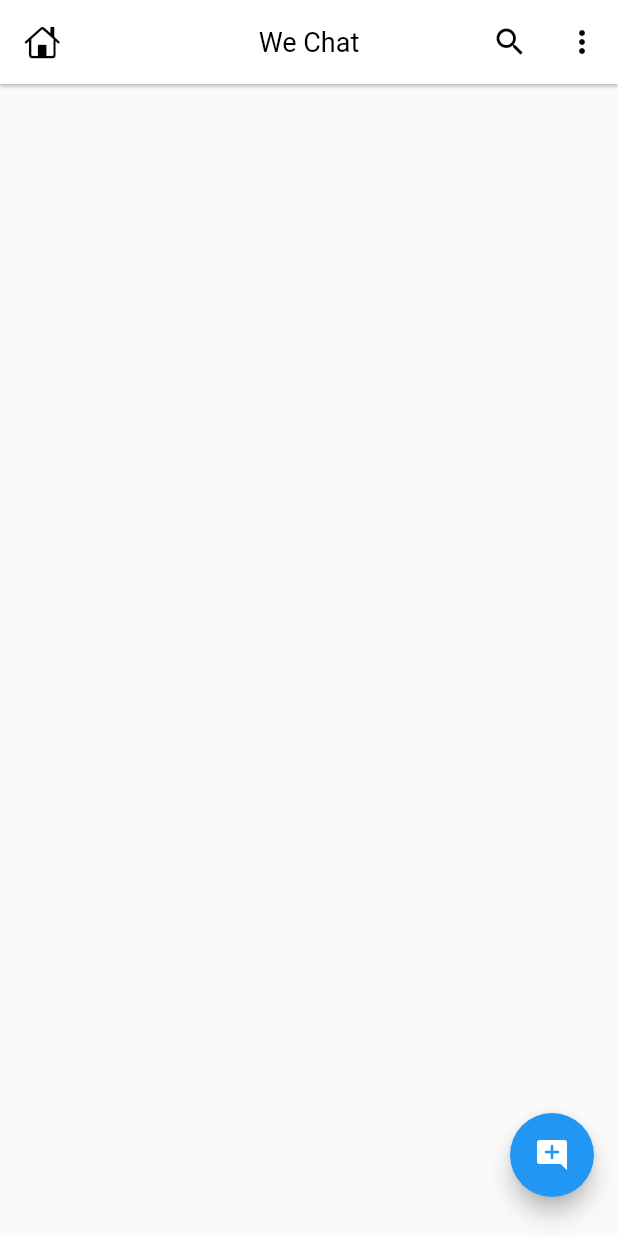
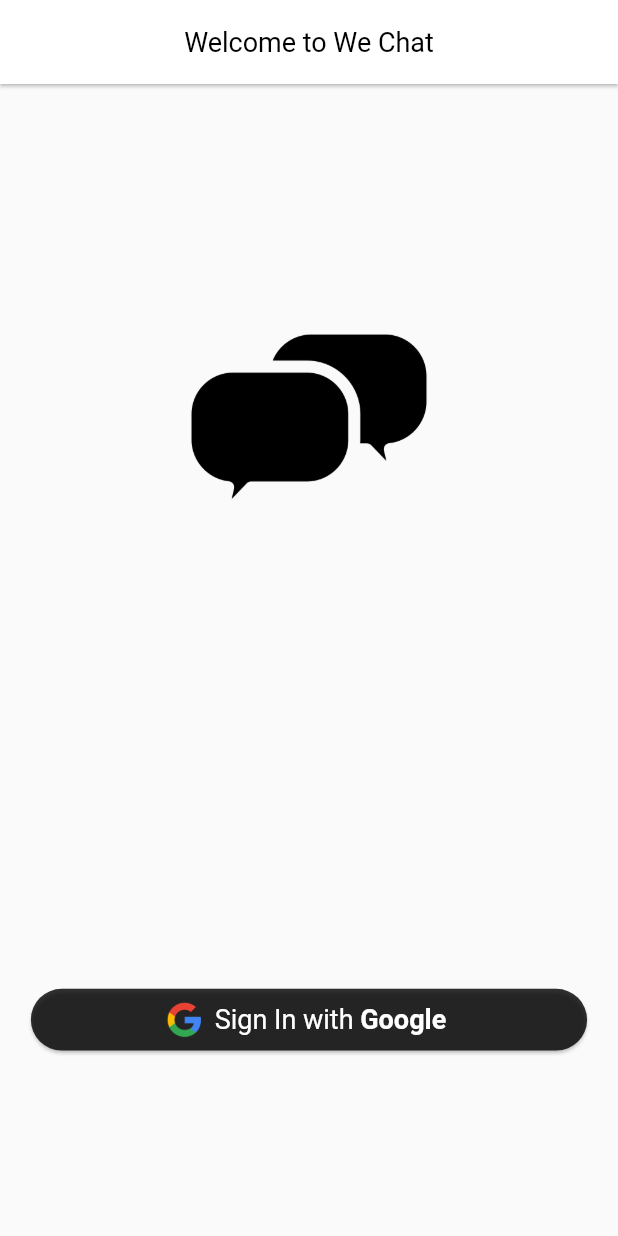
Before and after one commit to sangeeta2701/we-chat, a Flutter app: the screen it shows after launch, on a phone screen of 412 x 824 dp. Run offline on Flutter 3.47's test engine with Material 2 defaults, Android fonts, the phone set to English and light mode, and no system bars.

Commit message:
Google login ui

```diff
--- a/lib/main.dart
+++ b/lib/main.dart
@@ -1,7 +1,8 @@
 import 'package:flutter/material.dart';
-import 'package:we_chat_app/screens/home_screen.dart';
+import 'package:we_chat_app/screens/auth/login_scteen.dart';
 import 'package:we_chat_app/utils/colors.dart';
 
+late Size mq;
 void main() {
   runApp(const MyApp());
 }
@@ -16,15 +17,16 @@ class MyApp extends StatelessWidget {
       debugShowCheckedModeBanner: false,
       title: "We Chat",
       theme: ThemeData(
-        appBarTheme: AppBarTheme(
-          backgroundColor: wColor,
-          centerTitle: true,
-        elevation: 1,
-        iconTheme: IconThemeData(color: bColor),
-        titleTextStyle: TextStyle(color: bColor,fontSize: 18,fontWeight: FontWeight.normal),
-        )
-      ),
-      home: HomeScreen(),
+          primaryColor: bColor,
+          appBarTheme: AppBarTheme(
+            backgroundColor: wColor,
+            centerTitle: true,
+            elevation: 1,
+            iconTheme: IconThemeData(color: bColor),
+            titleTextStyle: TextStyle(
+                color: bColor, fontSize: 18, fontWeight: FontWeight.normal),
+          )),
+      home: LoginScreen(),
     );
   }
 }
--- /dev/null
+++ b/lib/screens/auth/login_scteen.dart
@@ -0,0 +1,57 @@
+import 'package:flutter/material.dart';
+import 'package:we_chat_app/utils/colors.dart';
+
+import '../../main.dart';
+
+class LoginScreen extends StatefulWidget {
+  const LoginScreen({super.key});
+
+  @override
+  State<LoginScreen> createState() => _LoginScreenState();
+}
+
+class _LoginScreenState extends State<LoginScreen> {
+  @override
+  Widget build(BuildContext context) {
+    mq = MediaQuery.of(context).size;
+    return Scaffold(
+      appBar: AppBar(
+        automaticallyImplyLeading: false,
+        title: Text(
+          "Welcome to We Chat",
+        ),
+      ),
+      body: Stack(
+        children: [
+          Positioned(
+          top: mq.height * .15,
+          left: mq.width*0.25,
+          width: mq.width*0.5,
+          child: Image.asset("assets/icons/icon.png")),
+           Positioned(
+          bottom: mq.height * .15,
+          left: mq.width*0.05,
+          width: mq.width*0.9,
+          height: mq.height*.05,
+          child: ElevatedButton.icon(
+            style: ElevatedButton.styleFrom(
+              backgroundColor: bColor.withOpacity(0.8),
+              shape: StadiumBorder(),
+              elevation: 1,
+            ),
+            onPressed: (){}, icon: Image.asset("assets/images/img1.png",height: mq.height*0.03,),
+            label: RichText(text: TextSpan(
+              style: TextStyle(
+                color: wColor,
+                fontSize: 18,
+              ),
+              children: [
+              TextSpan(text: "Sign In with "),
+              TextSpan(text: "Google",style: TextStyle(
+                fontWeight: FontWeight.w700
+              ),),
+            ]))))],
+      ),
+    );
+  }
+}
--- a/lib/screens/home_screen.dart
+++ b/lib/screens/home_screen.dart
@@ -24,7 +24,9 @@ class _HomeScreenState extends State<HomeScreen> {
       //floating button to add new user
       floatingActionButton: Padding(
         padding: const EdgeInsets.only(bottom: 10),
-        child: FloatingActionButton(onPressed: (){},child: Icon(Icons.add_comment_rounded),),
+        child: FloatingActionButton(
+          backgroundColor: bColor,
+          onPressed: (){},child: Icon(Icons.add_comment_rounded),),
       ),
     );
   }
```
Also changed, not shown: assets/images/img1.png (added).
